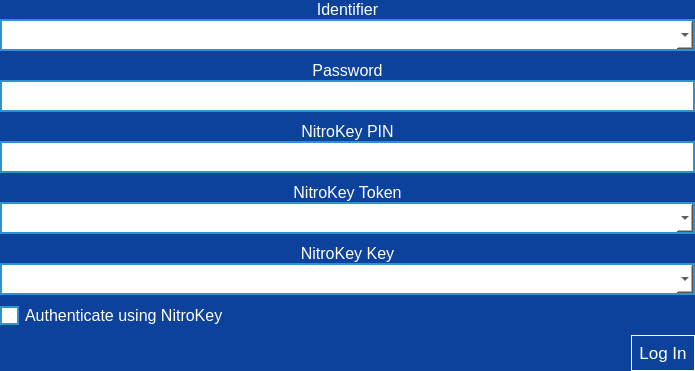
Old version of the form parsec/core/gui/forms/login_login_widget.ui in the repository Scille/parsec-cloud.
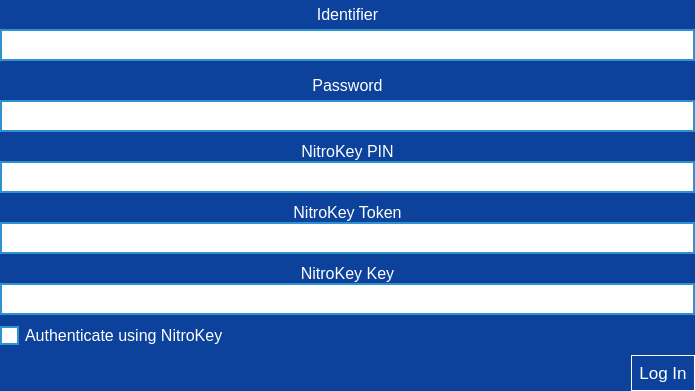
New version of the form. Icons and pictures are not drawn.

Commit message: [GUI] Fixed drop down arrow display for QComboBox

```diff
--- a/parsec/core/gui/forms/login_login_widget.ui
+++ b/parsec/core/gui/forms/login_login_widget.ui
@@ -7,7 +7,7 @@
     <x>0</x>
     <y>0</y>
     <width>695</width>
-    <height>371</height>
+    <height>391</height>
    </rect>
   </property>
   <property name="sizePolicy">
@@ -98,9 +98,17 @@
 color: black;
 }
 
+QComboBox::drop-down
+{
+border: 0px;
+}
+
 QComboBox::down-arrow
 {
 image: url(:/icons/images/icons/down-arrow.png);
+width: 16px;
+height: 16px;
+padding-right: 5px;
 }
 
 QCheckBox
@@ -177,6 +185,9 @@
              <property name="styleSheet">
               <string notr="true"/>
              </property>
+             <property name="currentText">
+              <string/>
+             </property>
             </widget>
            </item>
           </layout>
```
The commit also changes 11 other files.
